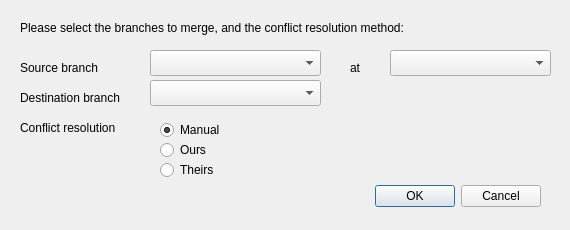
This is tao/merge_dialog.ui in c3d/tao3D as Qt 5 draws it before an edit. The edited form follows.
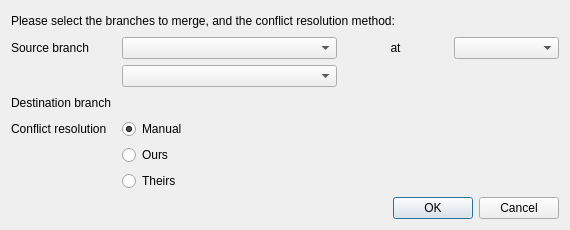
This is the edited form. Custom widgets are drawn as their Qt base class.

Commit message: Add layout to Merge dialog box

```diff
--- a/tao/merge_dialog.ui
+++ b/tao/merge_dialog.ui
@@ -10,132 +10,90 @@
     <height>230</height>
    </rect>
   </property>
+  <property name="sizePolicy">
+   <sizepolicy hsizetype="Preferred" vsizetype="Preferred">
+    <horstretch>0</horstretch>
+    <verstretch>0</verstretch>
+   </sizepolicy>
+  </property>
   <property name="windowTitle">
    <string>Merge</string>
   </property>
   <property name="modal">
    <bool>true</bool>
   </property>
-  <widget class="QDialogButtonBox" name="buttonBox">
-   <property name="geometry">
-    <rect>
-     <x>200</x>
-     <y>180</y>
-     <width>341</width>
-     <height>32</height>
-    </rect>
+  <layout class="QGridLayout" name="gridLayout">
+   <property name="sizeConstraint">
+    <enum>QLayout::SetDefaultConstraint</enum>
    </property>
-   <property name="orientation">
-    <enum>Qt::Horizontal</enum>
-   </property>
-   <property name="standardButtons">
-    <set>QDialogButtonBox::Cancel|QDialogButtonBox::Ok</set>
-   </property>
-  </widget>
-  <widget class="QLabel" name="srcLabel">
-   <property name="geometry">
-    <rect>
-     <x>20</x>
-     <y>60</y>
-     <width>111</width>
-     <height>16</height>
-    </rect>
-   </property>
-   <property name="text">
-    <string>Source branch</string>
-   </property>
-  </widget>
-  <widget class="QLabel" name="dstLabel">
-   <property name="geometry">
-    <rect>
-     <x>20</x>
-     <y>90</y>
-     <width>151</width>
-     <height>16</height>
-    </rect>
-   </property>
-   <property name="text">
-    <string>Destination branch</string>
-   </property>
-  </widget>
+   <item row="0" column="0" colspan="5">
   <widget class="QLabel" name="msg">
-   <property name="geometry">
-    <rect>
-     <x>20</x>
-     <y>20</y>
-     <width>531</width>
-     <height>16</height>
-    </rect>
-   </property>
    <property name="text">
     <string>Please select the branches to merge, and the conflict resolution method:</string>
    </property>
   </widget>
-  <widget class="Tao::BranchSelectionComboBox" name="srcBranch">
-   <property name="geometry">
-    <rect>
-     <x>150</x>
-     <y>50</y>
-     <width>171</width>
-     <height>26</height>
-    </rect>
-   </property>
-  </widget>
-  <widget class="Tao::BranchSelectionComboBox" name="dstBranch">
-   <property name="geometry">
-    <rect>
-     <x>150</x>
-     <y>80</y>
-     <width>171</width>
-     <height>26</height>
-    </rect>
-   </property>
-  </widget>
+   </item>
+   <item row="1" column="0">
+    <widget class="QLabel" name="srcLabel">
+     <property name="text">
+      <string>Source branch</string>
+     </property>
+    </widget>
+   </item>
+   <item row="1" column="1" colspan="2">
+    <widget class="Tao::BranchSelectionComboBox" name="srcBranch"/>
+   </item>
+   <item row="1" column="3">
   <widget class="QLabel" name="atLabel">
-   <property name="geometry">
-    <rect>
-     <x>350</x>
-     <y>60</y>
-     <width>41</width>
-     <height>16</height>
-    </rect>
-   </property>
    <property name="text">
     <string>at</string>
    </property>
-  </widget>
+     <property name="alignment">
+      <set>Qt::AlignCenter</set>
+     </property>
+    </widget>
+   </item>
+   <item row="1" column="4">
   <widget class="Tao::CommitSelectionComboBox" name="srcCommit">
-   <property name="geometry">
-    <rect>
-     <x>390</x>
-     <y>50</y>
-     <width>161</width>
-     <height>26</height>
-    </rect>
-   </property>
-  </widget>
+     <property name="sizePolicy">
+      <sizepolicy hsizetype="Minimum" vsizetype="Fixed">
+       <horstretch>0</horstretch>
+       <verstretch>0</verstretch>
+      </sizepolicy>
+     </property>
+     <property name="minimumSize">
+      <size>
+       <width>0</width>
+       <height>0</height>
+      </size>
+     </property>
+     <property name="maximumSize">
+      <size>
+       <width>200</width>
+       <height>16777215</height>
+      </size>
+     </property>
+    </widget>
+   </item>
+   <item row="2" column="1" colspan="2">
+    <widget class="Tao::BranchSelectionComboBox" name="dstBranch"/>
+   </item>
+   <item row="3" column="0" colspan="2">
+    <widget class="QLabel" name="dstLabel">
+     <property name="text">
+      <string>Destination branch</string>
+     </property>
+    </widget>
+   </item>
+   <item row="4" column="0">
   <widget class="QLabel" name="conflictLabel">
-   <property name="geometry">
-    <rect>
-     <x>20</x>
-     <y>120</y>
-     <width>121</width>
-     <height>16</height>
-    </rect>
-   </property>
    <property name="text">
     <string>Conflict resolution</string>
    </property>
   </widget>
+   </item>
+   <item row="4" column="1" colspan="2">
   <widget class="QRadioButton" name="manual">
-   <property name="geometry">
-    <rect>
-     <x>160</x>
-     <y>120</y>
-     <width>103</width>
-     <height>20</height>
-    </rect>
-   </property>
    <property name="text">
     <string>Manual</string>
    </property>
@@ -143,32 +101,32 @@
     <bool>true</bool>
    </property>
   </widget>
+   </item>
+   <item row="5" column="1" colspan="2">
   <widget class="QRadioButton" name="ours">
-   <property name="geometry">
-    <rect>
-     <x>160</x>
-     <y>140</y>
-     <width>103</width>
-     <height>20</height>
-    </rect>
-   </property>
    <property name="text">
     <string>Ours</string>
    </property>
   </widget>
+   </item>
+   <item row="6" column="1" colspan="2">
   <widget class="QRadioButton" name="theirs">
-   <property name="geometry">
-    <rect>
-     <x>160</x>
-     <y>160</y>
-     <width>103</width>
-     <height>20</height>
-    </rect>
-   </property>
    <property name="text">
     <string>Theirs</string>
    </property>
   </widget>
+   </item>
+   <item row="7" column="2" colspan="3">
+    <widget class="QDialogButtonBox" name="buttonBox">
+     <property name="orientation">
+      <enum>Qt::Horizontal</enum>
+     </property>
+     <property name="standardButtons">
+      <set>QDialogButtonBox::Cancel|QDialogButtonBox::Ok</set>
+     </property>
+    </widget>
+   </item>
+  </layout>
  </widget>
  <customwidgets>
   <customwidget>
```
Lines whose indentation alone changed are shown as unchanged.
